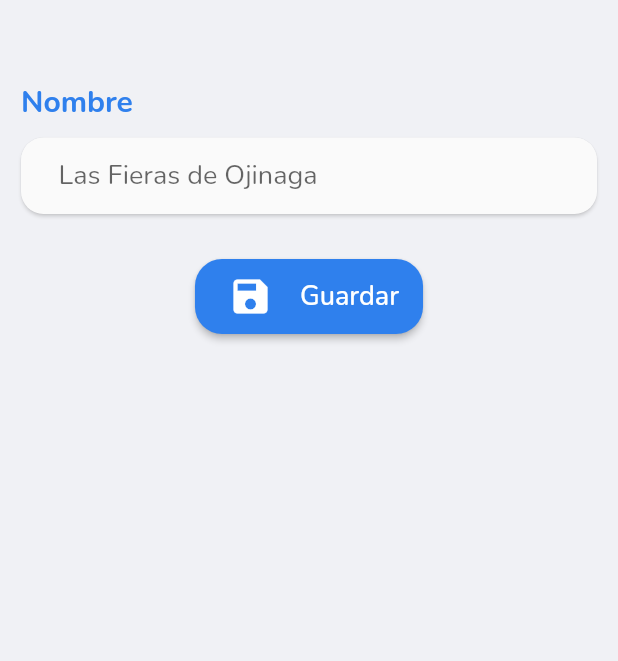
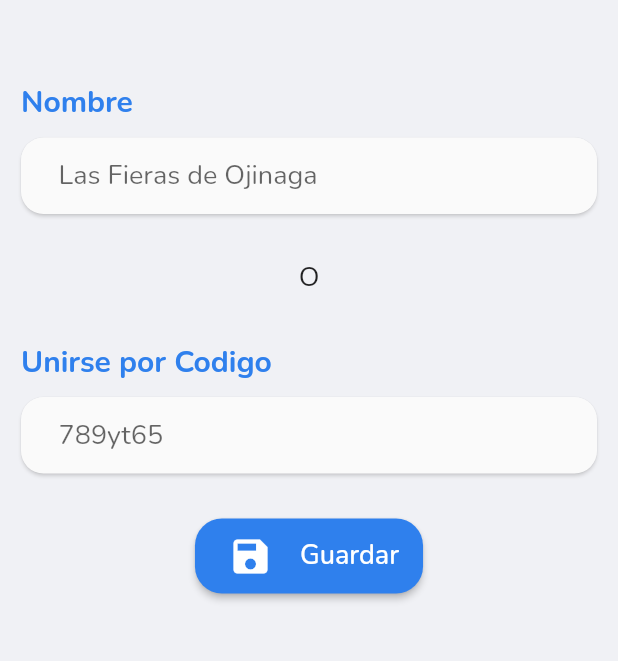
Before and after one commit to luis8elias/lyrics_app, a Flutter app: the CreateGroupPageUI screen opened directly, on a phone screen of 412 x 824 dp, the part 62-723 px from its top. Run offline on Flutter 3.47's test engine with Material 2 defaults, Android fonts, the phone set to English and light mode, and no system bars; our stand-ins replace bloc, dio, flutter_bloc, flutter_slidable, flutter_svg, google_fonts and 2 more; missing offline and left inert: awesome_select; accounts and stored records are empty.

```diff
--- a/lib/domain/repositories/groups_repository.dart
+++ b/lib/domain/repositories/groups_repository.dart
@@ -4,8 +4,9 @@ import 'package:lyrics_app/domain/models/api/simple_list.dart';
 abstract class AbstarctGroupsRepository {
   Future<SimpleList> getAll();
 
-  Future<GenericResponse> save(
-  {
+  Future<GenericResponse> save({
     required String name,
   });
+
+  Future<GenericResponse> update({required String name, required int groupId});
 }
--- a/lib/presentation/group/create/create_group_page.dart
+++ b/lib/presentation/group/create/create_group_page.dart
@@ -12,20 +12,18 @@ import 'package:lyrics_app/utils/svg_icons.dart';
 import 'bloc/create_group_bloc.dart';
 
 class CreateGroupPage extends StatelessWidget {
-  const CreateGroupPage({ Key? key }) : super(key: key);
+  const CreateGroupPage({Key? key}) : super(key: key);
 
   @override
   Widget build(BuildContext context) {
     return BlocProvider(
       create: (_) => CreateGroupBloc(
           groupsRepository: DioGroupsRepository(),
-        configRepository: HiveConfigRepository()
-      ),
+          configRepository: HiveConfigRepository()),
       child: CreateGroupPageUI(),
     );
   }
 }
-
 
 class CreateGroupPageUI extends StatefulWidget {
   CreateGroupPageUI({Key? key}) : super(key: key);
@@ -35,24 +33,20 @@ class CreateGroupPageUI extends StatefulWidget {
 }
 
 class _CreateGroupPageUIState extends State<CreateGroupPageUI> {
-
   TextEditingController groupController = new TextEditingController();
-
 
   @override
   void dispose() {
     groupController.dispose();
     super.dispose();
   }
+
   @override
   Widget build(BuildContext context) {
-
     final _bloc = BlocProvider.of<CreateGroupBloc>(context);
-
 
     return BlocBuilder<CreateGroupBloc, CreateGroupState>(
       builder: (context, state) {
-
         WidgetsBinding.instance?.addPostFrameCallback((_) {
           if (state is GroupCreated) {
             CustomAlert.showSuccesCustomText(
@@ -62,11 +56,9 @@ class _CreateGroupPageUIState extends State<CreateGroupPageUI> {
             CustomAlert.showErrorCustomText(
                 context: context,
                 desc: 'Inténtalo de nuevo',
-              title: state.message
-            );
+                title: state.message);
           }
         });
-
 
         return Scaffold(
           backgroundColor: Theme.of(context).backgroundColor,
@@ -103,16 +95,44 @@ class _CreateGroupPageUIState extends State<CreateGroupPageUI> {
                     shadowColor: shadowColor,
                     borderRadius: BorderRadius.all(Radius.circular(15)),
                     child: TextField(
-                      controller: groupController,
+                      // controller: groupController,
                       cursorColor: Theme.of(context).primaryColor,
                       style: TextStyle(color: Colors.black, fontSize: 18),
                       decoration: InputDecoration(
                           hintText: 'Las Fieras de Ojinaga',
                           border: InputBorder.none,
-                        contentPadding:
-                            EdgeInsets.symmetric(horizontal: 25, vertical: 13
-                          )
+                          contentPadding: EdgeInsets.symmetric(
+                              horizontal: 25, vertical: 13)),
                     ),
+                  ),
+                  Padding(
+                    padding: EdgeInsets.only(top: 30, bottom: 30),
+                    child: Align(
+                      alignment: Alignment.center,
+                      child: Text(
+                        'O',
+                        style: TextStyle(fontSize: 18),
+                      ),
+                    ),
+                  ),
+                  Align(
+                    alignment: Alignment.topLeft,
+                    child: Text('Unirse por Codigo', style: titleStyle),
+                  ),
+                  SizedBox(height: 10),
+                  Material(
+                    elevation: 1,
+                    shadowColor: shadowColor,
+                    borderRadius: BorderRadius.all(Radius.circular(15)),
+                    child: TextField(
+                      controller: groupController,
+                      cursorColor: Theme.of(context).primaryColor,
+                      style: TextStyle(color: Colors.black, fontSize: 18),
+                      decoration: InputDecoration(
+                          hintText: '789yt65',
+                          border: InputBorder.none,
+                          contentPadding: EdgeInsets.symmetric(
+                              horizontal: 25, vertical: 13)),
                     ),
                   ),
                   Padding(
@@ -121,17 +141,15 @@ class _CreateGroupPageUIState extends State<CreateGroupPageUI> {
                       alignment: Alignment.center,
                       child: ElevatedButton.icon(
                           style: ButtonStyle(
-                          backgroundColor: MaterialStateProperty.all<Color>(
-                            blueDark
-                          ),
-                          shape:MaterialStateProperty.all<RoundedRectangleBorder>(
+                              backgroundColor:
+                                  MaterialStateProperty.all<Color>(blueDark),
+                              shape: MaterialStateProperty.all<
+                                      RoundedRectangleBorder>(
                                   RoundedRectangleBorder(
                                       borderRadius: BorderRadius.circular(18.0),
-                              side: BorderSide.none
-                            )
-                          )
-                        ),
-                        onPressed: () => _bloc.add(CreateGroup(name: groupController.text)),
+                                      side: BorderSide.none))),
+                          onPressed: () => _bloc
+                              .add(CreateGroup(name: groupController.text)),
                           icon: Padding(
                             padding: EdgeInsets.all(10),
                             child: Icon(
@@ -142,8 +160,7 @@ class _CreateGroupPageUIState extends State<CreateGroupPageUI> {
                           label: Text(
                             'Guardar',
                             style: TextStyle(fontSize: 18),
-                        )
-                      ),
+                          )),
                     ),
                   ),
                 ],
```
Also changed, not shown: lib/data/repositories/dio_groups_repository.dart (+18 -15 lines), lib/presentation/group/edit/bloc/group_edit_bloc.dart (added, +47 -0 lines), lib/presentation/group/edit/bloc/group_edit_event.dart (added, +16 -0 lines), lib/presentation/group/edit/bloc/group_edit_state.dart (added, +24 -0 lines), lib/presentation/group/edit/edit_group.dart (added, +131 -0 lines), lib/presentation/profile/profile_page.dart (+35 -34 lines). Lines whose indentation alone changed are shown as unchanged.
